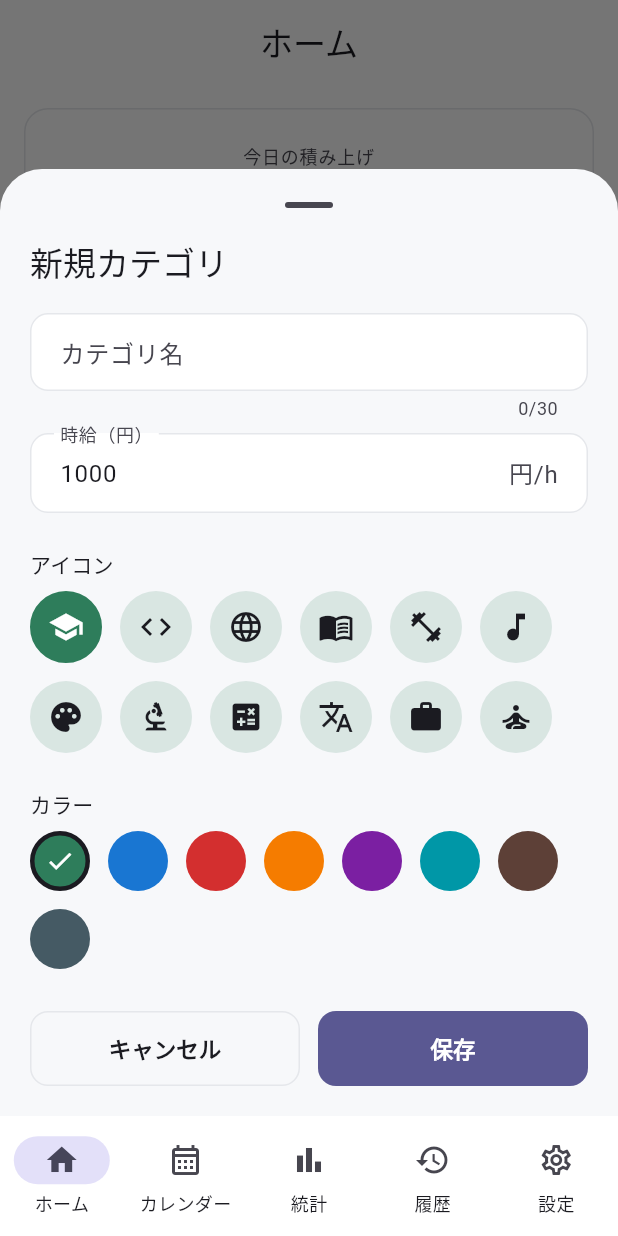
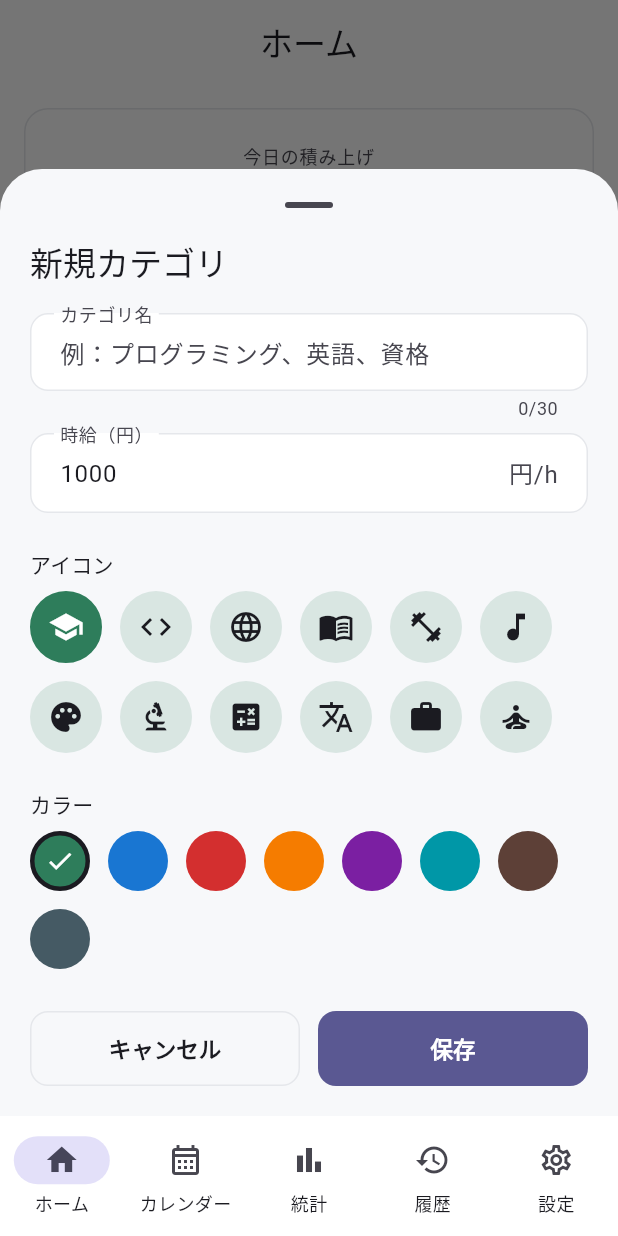
Before and after one commit to ryo3-hub/mirai_bank, a Flutter app: the HomePage screen opened by its route, after a tap on "カテゴリを追加", on a phone screen of 412 x 824 dp. Run offline on Flutter 3.47's test engine with Material 3 defaults, Android fonts, the phone set to English and light mode, and no system bars; our stand-ins replace confetti, drift, fl_chart, flutter_local_notifications, flutter_riverpod, go_router and 4 more; accounts and stored records are empty; generated files the repository leaves out were written again.

Commit message:
fix(category): カテゴリ追加シートのプレースホルダーをオンボーディングと統一
カテゴリ編集シートでも未フォーカス時から「例：プログラミング、英語、資格」が
見えるよう floatingLabelBehavior: always + hintText を追加。

Co-Authored-By: Claude Opus 4.7 <noreply@anthropic.com>

```diff
--- a/lib/features/category/presentation/category_edit_sheet.dart
+++ b/lib/features/category/presentation/category_edit_sheet.dart
@@ -112,6 +112,8 @@ class _CategoryEditSheetState extends ConsumerState<CategoryEditSheet> {
                 controller: _nameController,
                 decoration: const InputDecoration(
                   labelText: 'カテゴリ名',
+                  hintText: '例：プログラミング、英語、資格',
+                  floatingLabelBehavior: FloatingLabelBehavior.always,
                   border: OutlineInputBorder(),
                 ),
                 maxLength: Category.nameMaxLength,
```
